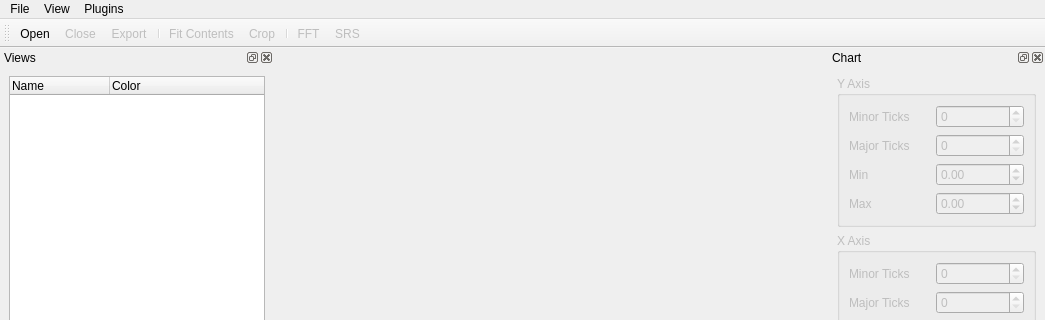
Before: the Qt Designer form designer/mainwindow.ui in RuggedScience/AccelExplorer, drawn with Qt 5; both pictures show x 0 to 1045 and y 0 to 320 of the 1045 by 641 pixel window.
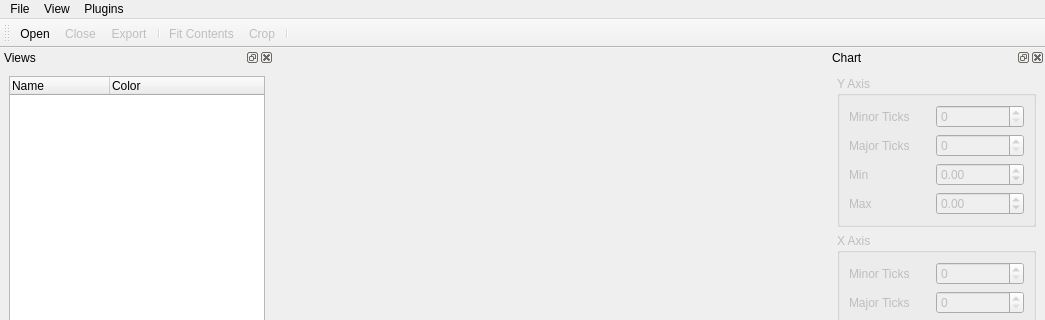
After: the same form once the commit is applied. Icons and pictures are not drawn. Custom widgets are drawn as their Qt base class.

The edit to the form file:
```diff
--- a/designer/mainwindow.ui
+++ b/designer/mainwindow.ui
@@ -7,7 +7,7 @@
     <x>0</x>
     <y>0</y>
     <width>1045</width>
-    <height>607</height>
+    <height>629</height>
    </rect>
   </property>
   <property name="acceptDrops">
@@ -96,8 +96,6 @@
    <addaction name="actionFit_Contents"/>
    <addaction name="actionCrop"/>
    <addaction name="separator"/>
-   <addaction name="actionFFT"/>
-   <addaction name="actionSRS"/>
   </widget>
   <widget class="QDockWidget" name="chartSettingsDockWidget">
    <property name="enabled">
@@ -450,36 +448,6 @@
     <string>Close current view</string>
    </property>
   </action>
-  <action name="actionFFT">
-   <property name="enabled">
-    <bool>false</bool>
-   </property>
-   <property name="icon">
-    <iconset resource="../resources.qrc">
-     <normaloff>:/icons/fft.png</normaloff>:/icons/fft.png</iconset>
-   </property>
-   <property name="text">
-    <string>FFT</string>
-   </property>
-   <property name="toolTip">
-    <string>Run FFT on current view</string>
-   </property>
-  </action>
-  <action name="actionSRS">
-   <property name="enabled">
-    <bool>false</bool>
-   </property>
-   <property name="icon">
-    <iconset resource="../resources.qrc">
-     <normaloff>:/icons/srs.png</normaloff>:/icons/srs.png</iconset>
-   </property>
-   <property name="text">
-    <string>SRS</string>
-   </property>
-   <property name="toolTip">
-    <string>Run SRS on current view</string>
-   </property>
-  </action>
   <action name="actionFit_Contents">
    <property name="enabled">
     <bool>false</bool>
```
